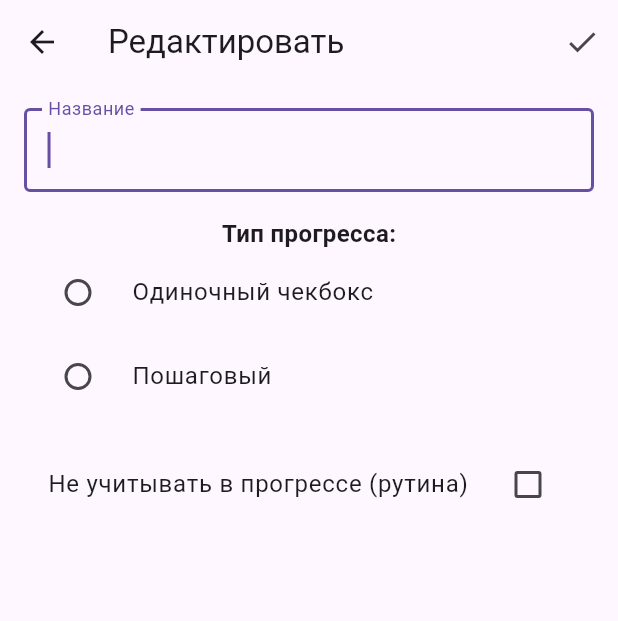
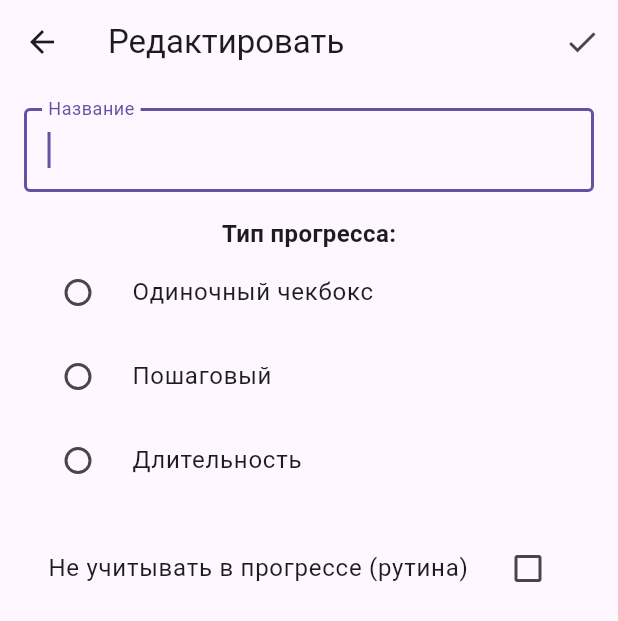
Before and after one commit to Vinillian/book_tracker, a Flutter app: the StandardTaskEditorScreen screen opened directly with empty values, on a phone screen of 412 x 824 dp. Shown: the top 621 px of the screen. Run offline on Flutter 3.47's test engine with Material 3 defaults, Android fonts, the phone set to English and light mode, and no system bars; our stand-ins replace file_picker, hive_flutter, table_calendar; accounts and stored records are empty.

Commit message:
Add duration option and optional goal to standard task editor

```diff
--- a/lib/screens/standard_tasks_screen.dart
+++ b/lib/screens/standard_tasks_screen.dart
@@ -1,4 +1,5 @@
 import 'package:flutter/material.dart';
+import 'package:flutter/services.dart';
 import 'package:provider/provider.dart';
 import '../models/standard_task.dart';
 import '../providers/app_state.dart';
@@ -129,11 +130,7 @@ class _StandardTasksScreenState extends State<StandardTasksScreen> {
             margin: const EdgeInsets.symmetric(horizontal: 16, vertical: 4),
             child: ListTile(
               title: Text(task.name),
-              subtitle: Text(
-                task.stepType == 'single'
-                    ? 'Одиночный чекбокс'
-                    : 'Пошаговый (${task.totalSteps} шагов)',
-              ),
+              subtitle: Text(task.progressDescription),
               trailing: Row(
                 mainAxisSize: MainAxisSize.min,
                 children: [
@@ -168,14 +165,20 @@ class StandardTaskEditorScreen extends StatefulWidget {
 
 class _StandardTaskEditorScreenState extends State<StandardTaskEditorScreen> {
   late TextEditingController _nameController;
+  late TextEditingController _targetController;
   late String _stepType;
   late int _totalSteps;
+  int? _targetMinutes;
   late bool _excludeFromHistory;
 
   @override
   void initState() {
     super.initState();
     _nameController = TextEditingController(text: widget.task.name);
+    _targetMinutes = widget.task.targetMinutes;
+    _targetController = TextEditingController(
+      text: _targetMinutes?.toString() ?? '',
+    );
     _stepType = widget.task.stepType;
     _totalSteps = widget.task.totalSteps;
     _excludeFromHistory = widget.task.excludeFromHistory;
@@ -184,7 +187,13 @@ class _StandardTaskEditorScreenState extends State<StandardTaskEditorScreen> {
   @override
   void dispose() {
     _nameController.dispose();
+    _targetController.dispose();
     super.dispose();
+  }
+
+  void _updateTarget(String value) {
+    final parsed = int.tryParse(value.trim());
+    setState(() => _targetMinutes = (parsed != null && parsed > 0) ? parsed : null);
   }
 
   void _save() {
@@ -228,6 +237,7 @@ class _StandardTaskEditorScreenState extends State<StandardTaskEditorScreen> {
       totalSteps: _stepType == 'stepByStep' ? _totalSteps : 1,
       excludeFromHistory: _excludeFromHistory,
       trackingId: trackingId,
+      targetMinutes: _stepType == 'duration' ? _targetMinutes : null,
     );
     if (widget.isNew) {
       appState.addStandardTask(updatedTask);
@@ -279,9 +289,37 @@ class _StandardTaskEditorScreenState extends State<StandardTaskEditorScreen> {
                     title: Text('Пошаговый'),
                     value: 'stepByStep',
                   ),
+                  RadioListTile<String>(
+                    title: Text('Длительность'),
+                    value: 'duration',
+                  ),
                 ],
               ),
             ),
+            if (_stepType == 'duration') ...[
+              const SizedBox(height: 16),
+              const Align(
+                alignment: Alignment.centerLeft,
+                child: Text(
+                  'Цель, минут (необязательно):',
+                  style: TextStyle(fontSize: 16, fontWeight: FontWeight.bold),
+                ),
+              ),
+              const SizedBox(height: 8),
+              TextField(
+                controller: _targetController,
+                keyboardType: TextInputType.number,
+                inputFormatters: [FilteringTextInputFormatter.digitsOnly],
+                decoration: const InputDecoration(
+                  border: OutlineInputBorder(),
+                  hintText: 'Без цели',
+                  helperText: 'Без цели задача считается выполненной после '
+                      'первой записи времени.',
+                  helperMaxLines: 2,
+                ),
+                onChanged: _updateTarget,
+              ),
+            ],
             if (_stepType == 'stepByStep') ...[
               const SizedBox(height: 16),
               const Text(
```
